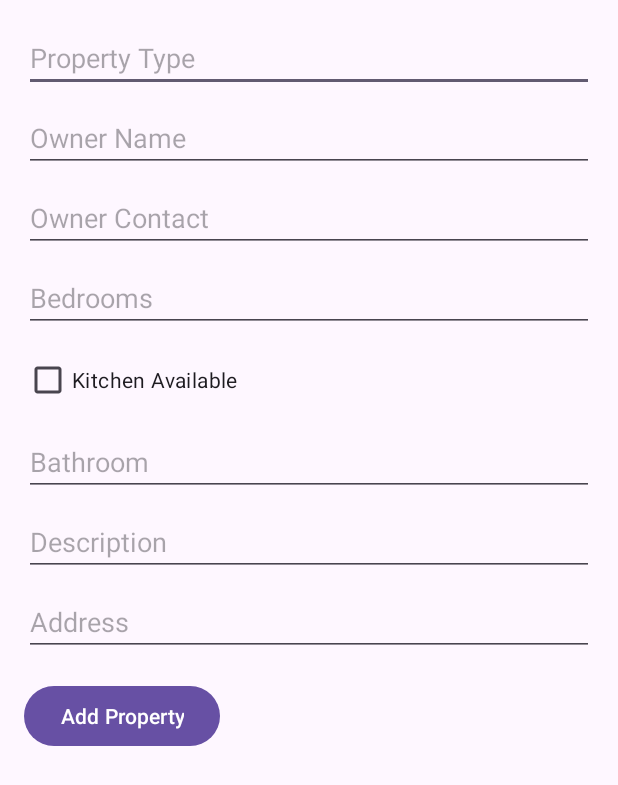
After one commit to amalraju7/Project, an Android app: the AddPropertyActivity screen opened directly, with no data from a screen before it, on a phone screen of 412 x 824 dp. The commit adds this screen. Shown: the top 785 px of the screen. Run offline under Robolectric (Android 15) with nearby library versions, the phone set to English and light mode, and no system bars.

Commit message:
login and property adding

```diff
--- a/app/build.gradle.kts
+++ b/app/build.gradle.kts
@@ -41,6 +41,8 @@ android {
 
 dependencies {
 
+    implementation("com.google.code.gson:gson:2.8.9")
+
     implementation("androidx.core:core-ktx:1.9.0")
     implementation("androidx.appcompat:appcompat:1.6.1")
     implementation("com.google.android.material:material:1.10.0")
--- a/app/src/main/AndroidManifest.xml
+++ b/app/src/main/AndroidManifest.xml
@@ -24,6 +24,8 @@
         <activity android:name=".RentalDetailsActivity">
 
         </activity>
+        <activity android:name=".LoginActivity"></activity>
+        <activity android:name=".AddPropertyActivity"></activity>
     </application>
 
 </manifest>
--- /dev/null
+++ b/app/src/main/res/layout/activity_add_property.xml
@@ -0,0 +1,82 @@
+<!-- res/layout/activity_add_property.xml -->
+
+<RelativeLayout
+    xmlns:android="http://schemas.android.com/apk/res/android"
+    xmlns:tools="http://schemas.android.com/tools"
+    android:layout_width="match_parent"
+    android:layout_height="match_parent"
+    android:padding="16dp"
+    tools:context=".AddPropertyActivity">
+
+    <EditText
+        android:id="@+id/propertyTypeEditText"
+        android:layout_width="match_parent"
+        android:layout_height="wrap_content"
+        android:hint="Property Type"/>
+
+    <EditText
+        android:id="@+id/ownerNameEditText"
+        android:layout_width="match_parent"
+        android:layout_height="wrap_content"
+        android:layout_below="@id/propertyTypeEditText"
+        android:layout_marginTop="8dp"
+        android:hint="Owner Name"/>
+
+    <EditText
+        android:id="@+id/ownerContactEditText"
+        android:layout_width="match_parent"
+        android:layout_height="wrap_content"
+        android:layout_below="@id/ownerNameEditText"
+        android:layout_marginTop="8dp"
+        android:hint="Owner Contact"/>
+
+    <EditText
+        android:id="@+id/bedroomsEditText"
+        android:layout_width="match_parent"
+        android:layout_height="wrap_content"
+        android:layout_below="@id/ownerContactEditText"
+        android:layout_marginTop="8dp"
+        android:inputType="number"
+        android:hint="Bedrooms"/>
+
+    <CheckBox
+        android:id="@+id/kitchenCheckBox"
+        android:layout_width="wrap_content"
+        android:layout_height="wrap_content"
+        android:layout_below="@id/bedroomsEditText"
+        android:layout_marginTop="8dp"
+        android:text="Kitchen Available"/>
+
+    <EditText
+        android:id="@+id/bathroomEditText"
+        android:layout_width="match_parent"
+        android:layout_height="wrap_content"
+        android:layout_below="@id/kitchenCheckBox"
+        android:layout_marginTop="8dp"
+        android:inputType="number"
+        android:hint="Bathroom"/>
+
+    <EditText
+        android:id="@+id/descriptionEditText"
+        android:layout_width="match_parent"
+        android:layout_height="wrap_content"
+        android:layout_below="@id/bathroomEditText"
+        android:layout_marginTop="8dp"
+        android:hint="Description"/>
+
+    <EditText
+        android:id="@+id/addressEditText"
+        android:layout_width="match_parent"
+        android:layout_height="wrap_content"
+        android:layout_below="@id/descriptionEditText"
+        android:layout_marginTop="8dp"
+        android:hint="Address"/>
+
+    <Button
+        android:id="@+id/addPropertyButton"
+        android:layout_width="wrap_content"
+        android:layout_height="wrap_content"
+        android:text="Add Property"
+        android:layout_below="@id/addressEditText"
+        android:layout_marginTop="16dp"/>
+</RelativeLayout>
--- a/app/src/main/res/layout/activity_rental_details.xml
+++ b/app/src/main/res/layout/activity_rental_details.xml
@@ -60,4 +60,6 @@
         android:layout_below="@id/propertyKitchen"
         android:layout_marginBottom="8dp"/>
 
+
+
 </RelativeLayout>
```
Also changed, not shown: app/src/main/java/com/example/project/AddPropertyActivity.kt (added, +72 -0 lines), app/src/main/java/com/example/project/LoginActivity.kt (added, +66 -0 lines), app/src/main/java/com/example/project/MainActivity.kt (+80 -23 lines), app/src/main/res/layout/activity_login.xml (added, +29 -0 lines), app/src/main/res/layout/activity_search.xml (+42 -11 lines), app/src/main/res/menu/menu_search.xml (added, +10 -0 lines).
